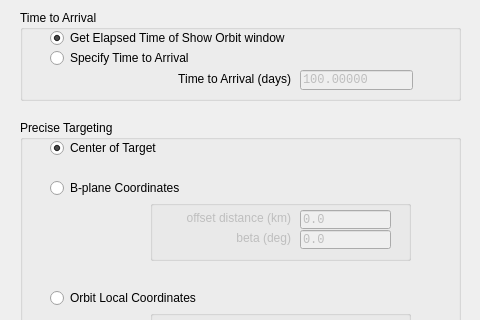
Before: the Qt Designer form source/ui/ftasettingdialog.ui in whiskie14142/SolarSystemVoyager, drawn with Qt 5; both pictures show x 0 to 480 and y 0 to 320 of the 480 by 480 pixel window.
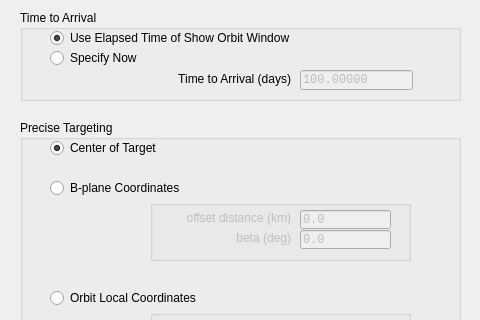
After: the same form once the commit is applied.

Diff of the .ui file:
```diff
--- a/source/ui/ftasettingdialog.ui
+++ b/source/ui/ftasettingdialog.ui
@@ -53,7 +53,7 @@
      </rect>
     </property>
     <property name="text">
-     <string>Get Elapsed Time of Show Orbit window</string>
+     <string>Use Elapsed Time of Show Orbit Window</string>
     </property>
     <property name="checked">
      <bool>true</bool>
@@ -69,7 +69,7 @@
      </rect>
     </property>
     <property name="text">
-     <string>Specify Time to Arrival</string>
+     <string>Specify Now</string>
     </property>
    </widget>
    <widget class="QLineEdit" name="timetoarrival">
```
